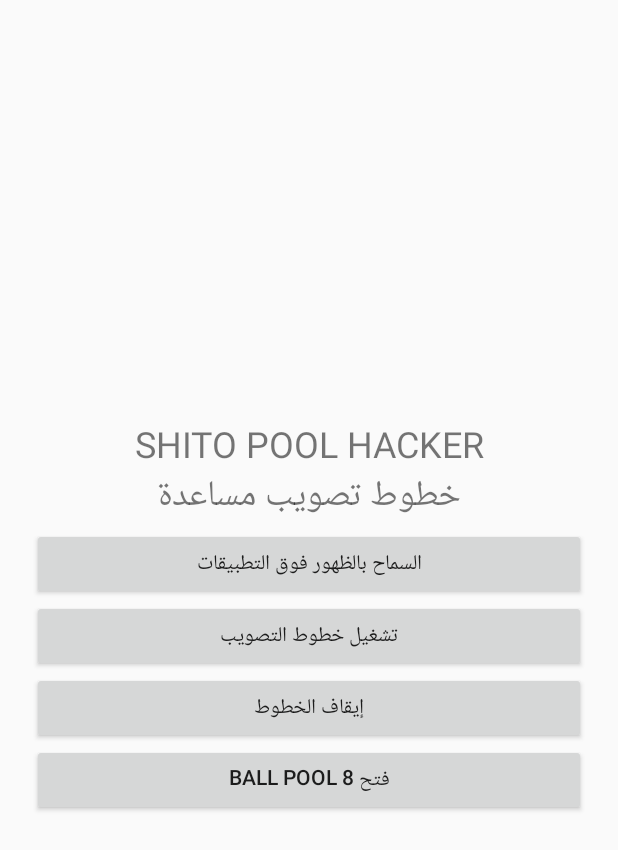
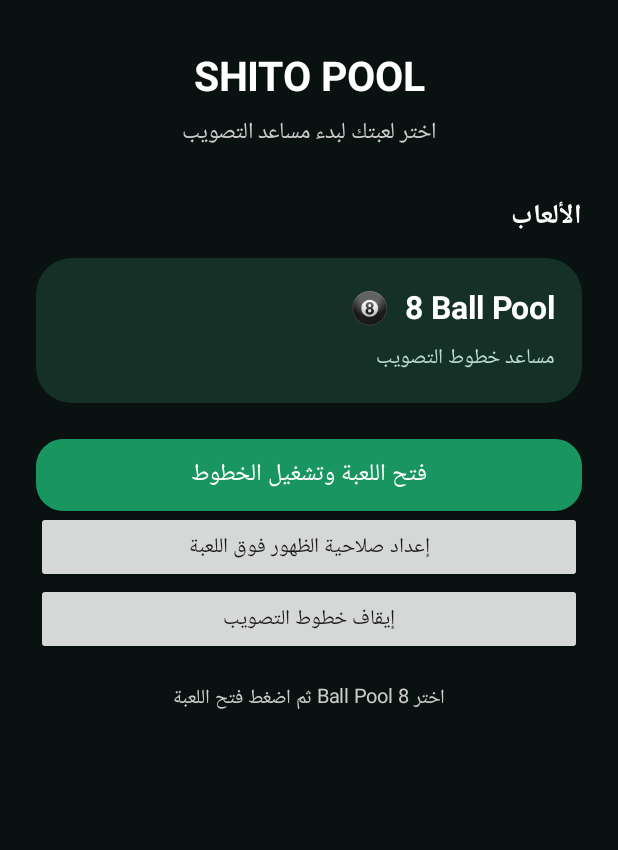
Before and after one commit to albsrhy005800-ai/m, an Android app: the screen it shows after launch (MainActivity), on a phone screen of 412 x 824 dp. Shown: the top 850 px of the screen. Run offline under Robolectric (Android 15) with nearby library versions, the phone set to English and light mode, and no system bars.

Commit message:
Redesign launcher to select 8 Ball Pool and open with aim overlay

```diff
--- a/app/src/main/java/com/shito/poolhacker/MainActivity.kt
+++ b/app/src/main/java/com/shito/poolhacker/MainActivity.kt
@@ -2,23 +2,163 @@ package com.shito.poolhacker
 
 import android.app.Activity
 import android.content.Intent
+import android.graphics.Color
+import android.graphics.Typeface
+import android.graphics.drawable.GradientDrawable
 import android.net.Uri
 import android.os.Bundle
 import android.provider.Settings
+import android.view.Gravity
+import android.view.View
 import android.widget.Button
 import android.widget.LinearLayout
 import android.widget.TextView
-import android.view.Gravity
+import android.widget.Toast
 
 class MainActivity : Activity() {
+    private val poolPackage = "com.miniclip.eightballpool"
+    private var waitingForOverlayPermission = false
+    private lateinit var statusText: TextView
+
     override fun onCreate(savedInstanceState: Bundle?) {
         super.onCreate(savedInstanceState)
-        val layout = LinearLayout(this).apply { orientation = LinearLayout.VERTICAL; gravity = Gravity.CENTER; setPadding(32, 32, 32, 32) }
-        layout.addView(TextView(this).apply { text = "SHITO POOL HACKER\nخطوط تصويب مساعدة"; textSize = 24f; gravity = Gravity.CENTER })
-        layout.addView(Button(this).apply { text = "السماح بالظهور فوق التطبيقات"; setOnClickListener { startActivity(Intent(Settings.ACTION_MANAGE_OVERLAY_PERMISSION, Uri.parse("package:$packageName"))) } })
-        layout.addView(Button(this).apply { text = "تشغيل خطوط التصويب"; setOnClickListener { if (Settings.canDrawOverlays(this@MainActivity)) startService(Intent(this@MainActivity, AimOverlayService::class.java)) } })
-        layout.addView(Button(this).apply { text = "إيقاف الخطوط"; setOnClickListener { stopService(Intent(this@MainActivity, AimOverlayService::class.java)) } })
-        layout.addView(Button(this).apply { text = "فتح 8 Ball Pool"; setOnClickListener { val launch = packageManager.getLaunchIntentForPackage("com.miniclip.eightballpool"); if (launch != null) startActivity(launch) } })
-        setContentView(layout)
+        buildScreen()
     }
+
+    private fun buildScreen() {
+        val root = LinearLayout(this).apply {
+            orientation = LinearLayout.VERTICAL
+            gravity = Gravity.CENTER_HORIZONTAL
+            setPadding(dp(24), dp(32), dp(24), dp(24))
+            setBackgroundColor(Color.rgb(9, 18, 17))
+        }
+
+        val title = TextView(this).apply {
+            text = "SHITO POOL"
+            textSize = 27f
+            setTextColor(Color.WHITE)
+            typeface = Typeface.DEFAULT_BOLD
+            gravity = Gravity.CENTER
+        }
+        root.addView(title, matchWrap())
+
+        val subtitle = TextView(this).apply {
+            text = "اختر لعبتك لبدء مساعد التصويب"
+            textSize = 15f
+            setTextColor(Color.LTGRAY)
+            gravity = Gravity.CENTER
+            setPadding(0, dp(8), 0, dp(28))
+        }
+        root.addView(subtitle, matchWrap())
+
+        val section = TextView(this).apply {
+            text = "الألعاب"
+            textSize = 18f
+            setTextColor(Color.WHITE)
+            typeface = Typeface.DEFAULT_BOLD
+            gravity = Gravity.RIGHT
+        }
+        root.addView(section, matchWrap())
+
+        val gameCard = LinearLayout(this).apply {
+            orientation = LinearLayout.VERTICAL
+            setPadding(dp(18), dp(18), dp(18), dp(18))
+            background = rounded(Color.rgb(20, 48, 39), dp(16))
+        }
+        val gameName = TextView(this).apply {
+            text = "🎱  8 Ball Pool"
+            textSize = 21f
+            setTextColor(Color.WHITE)
+            typeface = Typeface.DEFAULT_BOLD
+            gravity = Gravity.RIGHT
+        }
+        gameCard.addView(gameName, matchWrap())
+        val gameInfo = TextView(this).apply {
+            text = "مساعد خطوط التصويب"
+            textSize = 14f
+            setTextColor(Color.rgb(190, 220, 205))
+            gravity = Gravity.RIGHT
+            setPadding(0, dp(8), 0, 0)
+        }
+        gameCard.addView(gameInfo, matchWrap())
+        val cardParams = matchWrap()
+        cardParams.topMargin = dp(12)
+        root.addView(gameCard, cardParams)
+
+        val openButton = Button(this).apply {
+            text = "فتح اللعبة وتشغيل الخطوط"
+            textSize = 16f
+            isAllCaps = false
+            setTextColor(Color.WHITE)
+            background = rounded(Color.rgb(25, 150, 95), dp(12))
+            setOnClickListener { openGameWithOverlay() }
+        }
+        val buttonParams = matchWrap()
+        buttonParams.topMargin = dp(24)
+        root.addView(openButton, buttonParams)
+
+        val permissionButton = Button(this).apply {
+            text = "إعداد صلاحية الظهور فوق اللعبة"
+            textSize = 14f
+            isAllCaps = false
+            setOnClickListener {
+                waitingForOverlayPermission = false
+                startActivity(Intent(Settings.ACTION_MANAGE_OVERLAY_PERMISSION, Uri.parse("package:$packageName")))
+            }
+        }
+        root.addView(permissionButton, matchWrap())
+
+        val stopButton = Button(this).apply {
+            text = "إيقاف خطوط التصويب"
+            isAllCaps = false
+            setOnClickListener { stopService(Intent(this@MainActivity, AimOverlayService::class.java)) }
+        }
+        root.addView(stopButton, matchWrap())
+
+        statusText = TextView(this).apply {
+            text = "اختر 8 Ball Pool ثم اضغط فتح اللعبة"
+            textSize = 13f
+            setTextColor(Color.LTGRAY)
+            gravity = Gravity.CENTER
+            setPadding(0, dp(18), 0, 0)
+        }
+        root.addView(statusText, matchWrap())
+        setContentView(root)
+    }
+
+    private fun openGameWithOverlay() {
+        val launchIntent = packageManager.getLaunchIntentForPackage(poolPackage)
+        if (launchIntent == null) {
+            Toast.makeText(this, "لم يتم العثور على 8 Ball Pool. ثبّت اللعبة أولاً.", Toast.LENGTH_LONG).show()
+            return
+        }
+        if (!Settings.canDrawOverlays(this)) {
+            waitingForOverlayPermission = true
+            startActivity(Intent(Settings.ACTION_MANAGE_OVERLAY_PERMISSION, Uri.parse("package:$packageName")))
+            Toast.makeText(this, "اسمح بالظهور فوق التطبيقات ثم ارجع للتطبيق", Toast.LENGTH_LONG).show()
+            return
+        }
+        startService(Intent(this, AimOverlayService::class.java))
+        statusText.text = "تم تشغيل الخطوط. افتح مباراة داخل اللعبة."
+        startActivity(launchIntent)
+    }
+
+    override fun onResume() {
+        super.onResume()
+        if (waitingForOverlayPermission && Settings.canDrawOverlays(this)) {
+            waitingForOverlayPermission = false
+            openGameWithOverlay()
+        }
+    }
+
+    private fun dp(value: Int): Int = (value * resources.displayMetrics.density).toInt()
+
+    private fun matchWrap(): LinearLayout.LayoutParams =
+        LinearLayout.LayoutParams(LinearLayout.LayoutParams.MATCH_PARENT, LinearLayout.LayoutParams.WRAP_CONTENT)
+
+    private fun rounded(color: Int, radius: Int): GradientDrawable =
+        GradientDrawable().apply {
+            setColor(color)
+            cornerRadius = dp(radius).toFloat()
+        }
 }
```
